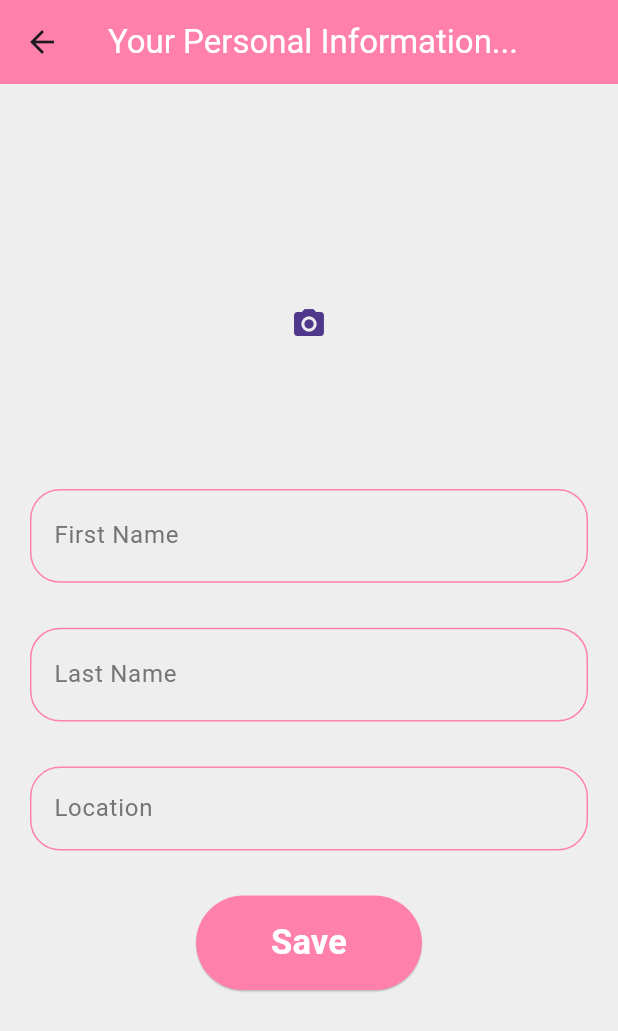
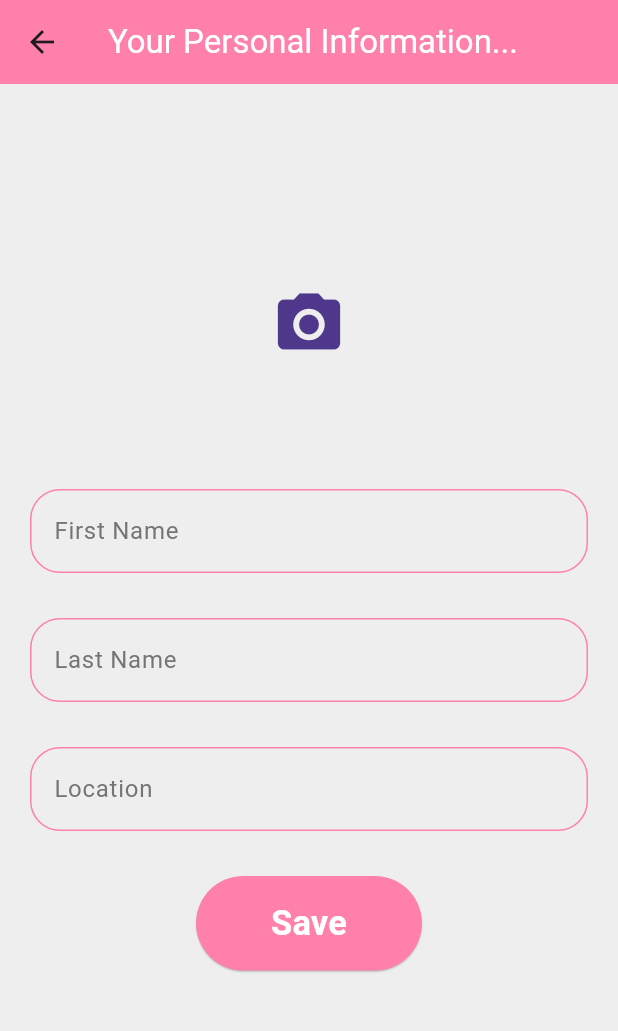
Before and after one commit to ramaAboAlaynin/delivery_app, a Flutter app: the PersonalInformation screen opened directly, after a tap on the "camera alt" icon, on a phone screen of 412 x 824 dp. Shown: the top 1031 px of the screen. Run offline on Flutter 3.47's test engine with Material 3 defaults, Android fonts, the light colour scheme and no system bars; our stand-ins replace dio, get, image_picker.

Commit message:
add fixes

```diff
--- a/lib/view/PersonalInformation.dart
+++ b/lib/view/PersonalInformation.dart
@@ -1,6 +1,5 @@
 import 'dart:convert';
 import 'dart:io';
-import 'package:delivery_app/core/config.dart';
 import 'package:delivery_app/model/store.dart';
 import 'package:delivery_app/view/stores.dart';
 import 'package:flutter/material.dart';
@@ -19,20 +18,6 @@ class _PersonalInformationState extends State<PersonalInformation> {
   final adminLocationController = TextEditingController();
   File? _image;
   final _picker = ImagePicker();
-
-  @override
-  void initState() {
-    super.initState();
-    fetchUserProfile().then((profileData) {
-      setState(() {
-        adminFirstNameController.text = profileData['first_name'];
-        adminLastNameController.text = profileData['last_name'];
-        adminLocationController.text = profileData['location'];
-      });
-    }).catchError((error) {
-      print(error);
-    });
-  }
 
   @override
   Widget build(BuildContext context) {
@@ -58,7 +43,17 @@ class _PersonalInformationState extends State<PersonalInformation> {
                 radius: 80,
                 child: GestureDetector(
                   onTap: pickImage,
-                  child: Icon(Icons.camera_alt),
+                  child: _image == null
+                      ? Icon(Icons.camera_alt,
+                          size: 50) // Show camera icon if no image is selected
+                      : ClipOval(
+                          child: Image.file(
+                            _image!, // Display the selected image
+                            fit: BoxFit.cover,
+                            width: 160,
+                            height: 160,
+                          ),
+                        ),
                 ),
               ),
               SizedBox(height: 30),
@@ -68,7 +63,7 @@ class _PersonalInformationState extends State<PersonalInformation> {
                   labelText: "First Name",
                   labelStyle:
                       TextStyle(color: Color.fromARGB(255, 117, 117, 117)),
-                  prefix: Icon(Icons.near_me),
+                  // prefix: Icon(Icons.access_time_filled_sharp),
                   enabledBorder: OutlineInputBorder(
                     borderRadius: BorderRadius.circular(20),
                     borderSide: BorderSide(
@@ -92,7 +87,7 @@ class _PersonalInformationState extends State<PersonalInformation> {
                   labelText: "Last Name",
                   labelStyle:
                       TextStyle(color: Color.fromARGB(255, 117, 117, 117)),
-                  prefix: Icon(Icons.near_me),
+                  //  prefix: Icon(Icons.near_me),
                   enabledBorder: OutlineInputBorder(
                     borderRadius: BorderRadius.circular(20),
                     borderSide: BorderSide(
@@ -148,13 +143,18 @@ class _PersonalInformationState extends State<PersonalInformation> {
                   borderSide: BorderSide.none,
                 ),
                 onPressed: () {
+                  if (_image != null) {
                     profile(
                       adminFirstNameController.text,
                       adminLastNameController.text,
                       adminLocationController.text,
                       _image!,
                     );
-                  Get.to(Stores());
+                    //Get.to(Stores());
+                  } else {
+                    // Handle the case when no image is selected
+                    print("No image selected.");
+                  }
                 },
               ),
               SizedBox(height: 20),
@@ -169,7 +169,8 @@ class _PersonalInformationState extends State<PersonalInformation> {
     final pickedFile = await _picker.pickImage(source: ImageSource.gallery);
     setState(() {
       if (pickedFile != null) {
-        _image = File(pickedFile.path);
+        _image = File(pickedFile
+            .path); // Update the _image variable with the picked image
       }
     });
   }
@@ -178,7 +179,7 @@ class _PersonalInformationState extends State<PersonalInformation> {
       String firstName, String lastName, String location, File image) async {
     var headers = {'Accept': 'application/json'};
     var request = http.MultipartRequest(
-        'POST', Uri.parse('${Config.baseUrl}/api/userInformation/4'));
+        'POST', Uri.parse('http://192.168.43.7:8000/api/userInformation/4'));
     request.fields.addAll({
       'first_name': firstName,
       'last_name': lastName,
@@ -191,20 +192,16 @@ class _PersonalInformationState extends State<PersonalInformation> {
 
     if (response.statusCode == 200) {
       print(await response.stream.bytesToString());
+      // print response
+      print(response.statusCode);
+      print(response.stream.bytesToString());
+
+      // only if success go to home page
+      Get.to(Stores());
     } else {
       print(response.reasonPhrase);
-    }
-  }
-
-  // تابع GET لجلب البيانات من API
-  Future<Map<String, dynamic>> fetchUserProfile() async {
-    final response =
-        await http.get(Uri.parse('${Config.baseUrl}/api/userInformation/4'));
-
-    if (response.statusCode == 200) {
-      return jsonDecode(response.body);
-    } else {
-      throw Exception('Failed to load user profile');
+      print(response.statusCode);
+      print(response.stream.bytesToString());
     }
   }
 }
```
Lines whose indentation alone changed are shown as unchanged.
